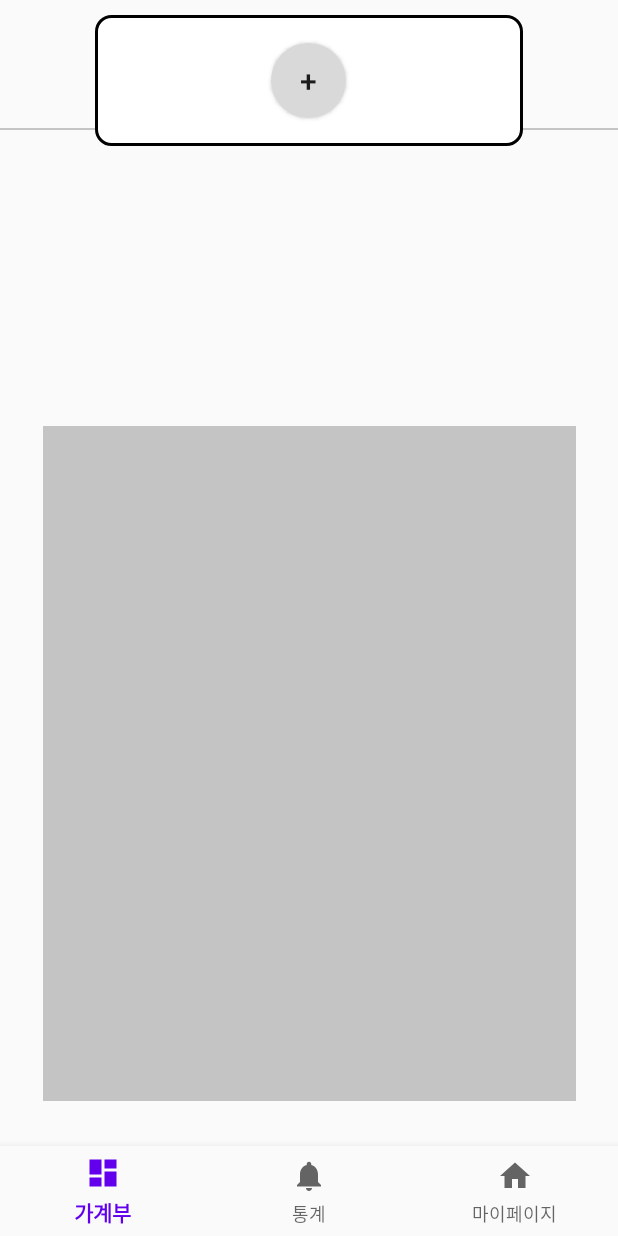
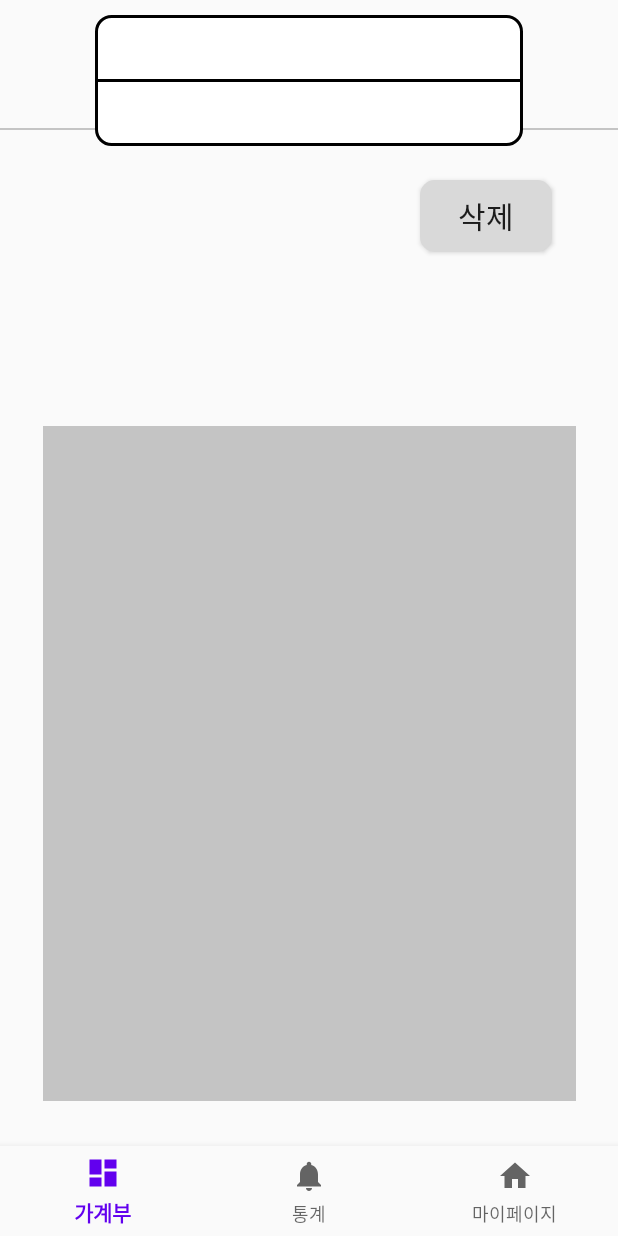
Before and after one commit to honor-sky/classDatabase, an Android app: the fragment GoalFragment placed in its activity, on a phone screen of 412 x 824 dp. Run offline under Robolectric (Android 15) with nearby library versions, the light colour scheme and no system bars; our stand-ins replace navigation-ui.

Commit message:
1. 골 프래그먼트 완성(골 box 텍스트 표시 제외)

```diff
--- /dev/null
+++ b/app/src/main/java/com/example/classdb/ui/Mypage/GoalBoxLayout.java
@@ -0,0 +1,23 @@
+package com.example.classdb.ui.Mypage;
+
+import android.content.Context;
+import android.view.LayoutInflater;
+import android.view.View;
+import android.widget.Button;
+import android.widget.FrameLayout;
+import android.widget.TextView;
+
+import com.example.classdb.R;
+
+public class GoalBoxLayout extends FrameLayout {
+    public GoalBoxLayout(Context context){
+        super(context);
+        init(context);
+    }
+
+    private void init(Context context) {
+        LayoutInflater inflater = (LayoutInflater) context.getSystemService(Context.LAYOUT_INFLATER_SERVICE);
+        inflater.inflate(R.layout.goal_box, this, true);
+
+    }
+}
--- a/app/src/main/java/com/example/classdb/ui/Mypage/GoalFragment.java
+++ b/app/src/main/java/com/example/classdb/ui/Mypage/GoalFragment.java
@@ -1,12 +1,16 @@
 package com.example.classdb.ui.Mypage;
 
+import android.content.Context;
 import android.os.Bundle;
 
 import androidx.fragment.app.Fragment;
+import androidx.fragment.app.FragmentManager;
+import androidx.fragment.app.FragmentTransaction;
 
 import android.view.LayoutInflater;
 import android.view.View;
 import android.view.ViewGroup;
+import android.widget.Button;
 import android.widget.FrameLayout;
 
 import com.example.classdb.R;
@@ -70,17 +74,70 @@ public class GoalFragment extends Fragment {
         // Inflate the layout for this fragment
         fragmentGoalBinding = FragmentGoalBinding.inflate(inflater);
 
-        isGoal=false;
-        if(!isGoal){ //목표 설정 안 되어있는 경우
-            AddButtonLayout btn_layout = new AddButtonLayout(getContext());//버튼 레이아웃 생성
-            FrameLayout layout = (FrameLayout)fragmentGoalBinding.addButtonLayoutContainer; //버튼 레이아웃을 담을 레이아웃
-            layout.addView(btn_layout);
-        }else{      //목표 설정 되어 있는 경우
+        isGoal=true;
+        setLayout(isGoal);
 
-        }
+        //삭제 버튼 클릭시 db에서 목표 삭제
+        fragmentGoalBinding.cancleButton.setOnClickListener(new View.OnClickListener() {
+            @Override
+            public void onClick(View view) {
+                //db 목표 삭제
+                //새로고침
+                isGoal = false;
+                setLayout(isGoal);
+            }
+        });
+        fragmentGoalBinding.addButton.setOnClickListener(new View.OnClickListener() {
+            @Override
+            public void onClick(View view) {
+                GoalDialog dialog = new GoalDialog(view.getContext());
+                dialog.callFunction();
+
+                dialog.register_btn.setOnClickListener(new View.OnClickListener() {
+                    @Override
+                    public void onClick(View view) {
+                        //DB로 등록 정보 넘어감
+                        //성공여부 Toast로 제공
+                        dialog.dismiss();
+                        //변화된 정보 화면에 재구성(현재 프래그먼트에 정보 전달)
+                        setLayout(true);
+                    }
+                });
+                dialog.cancle_btn.setOnClickListener(new View.OnClickListener() {
+                    @Override
+                    public void onClick(View view) {
+                        dialog.dismiss();
+                        setLayout(false);
+                    }
+                });
+
+            }
+        });
 
         //return inflater.inflate(R.layout.fragment_goal, container, false);
         return fragmentGoalBinding.getRoot();
 
     }
+
+    private void setLayout(boolean isGoal){
+        //isGoal=true;
+        if(!isGoal){ //목표 설정 안 되어있는 경우
+            AddButtonLayout btn_layout = new AddButtonLayout(getContext());//버튼 레이아웃 생성
+            FrameLayout layout = (FrameLayout)fragmentGoalBinding.addButtonLayoutContainer; //버튼 레이아웃을 담을 레이아웃
+            layout.addView(btn_layout);
+            fragmentGoalBinding.addButton.setVisibility(fragmentGoalBinding.addButton.VISIBLE);
+            fragmentGoalBinding.cancleButton.setVisibility(fragmentGoalBinding.cancleButton.GONE); //삭제 버튼 없애기
+
+        }else{      //목표 설정 되어 있는 경우
+
+            GoalBoxLayout goal_box = new GoalBoxLayout(getContext());
+            FrameLayout layout = (FrameLayout)fragmentGoalBinding.addButtonLayoutContainer; //버튼 레이아웃을 담을 레이아웃
+            layout.addView(goal_box);
+            fragmentGoalBinding.addButton.setVisibility(fragmentGoalBinding.addButton.GONE);
+            fragmentGoalBinding.cancleButton.setVisibility(fragmentGoalBinding.cancleButton.VISIBLE); //삭제 버튼 보이게
+
+        }
+    }
+
+
 }
--- a/app/src/main/res/layout/fragment_goal.xml
+++ b/app/src/main/res/layout/fragment_goal.xml
@@ -12,5 +12,23 @@
         android:layout_marginTop="10dp"
         android:layout_gravity="center_horizontal">
 
+        <Button
+            android:id="@+id/add_button"
+            android:layout_width="50dp"
+            android:layout_height="wrap_content"
+            android:layout_gravity="center"
+            android:background="@drawable/circle"
+            android:text="+"
+            android:textSize="20dp"/>
     </FrameLayout>
+
+    <Button
+        android:id="@+id/cancle_button"
+        android:layout_width="wrap_content"
+        android:layout_height="wrap_content"
+        android:layout_marginTop="120dp"
+        android:layout_marginLeft="280dp"
+        android:background="@drawable/roundsquare_button"
+        android:text="삭제"
+        android:textSize="20dp"/>
 </FrameLayout>
--- /dev/null
+++ b/app/src/main/res/layout/goal_box.xml
@@ -0,0 +1,35 @@
+<?xml version="1.0" encoding="utf-8"?>
+<FrameLayout
+    xmlns:android="http://schemas.android.com/apk/res/android"
+    android:layout_width="match_parent"
+    android:layout_height="match_parent"
+    android:background="@drawable/roundsquare_layout">
+
+    <TextView
+        android:id="@+id/goal_month"
+        android:layout_width="wrap_content"
+        android:layout_height="wrap_content"
+        android:layout_marginLeft="20dp"
+        android:layout_marginTop="320dp"
+        android:text="mm월 목표"
+        android:textColor="@color/black"
+        android:textSize="20dp"/>
+    <View
+        android:layout_width="match_parent"
+        android:layout_height="2dp"
+        android:layout_gravity="center_vertical"
+        android:background="#000000">
+    </View>
+
+    <TextView
+        android:id="@+id/goal_amount"
+        android:layout_width="wrap_content"
+        android:layout_height="wrap_content"
+        android:layout_marginLeft="20dp"
+        android:layout_marginTop="380dp"
+        android:text="소비 금액 목표 : xxxxx 원"
+        android:textColor="@color/black"
+        android:textSize="20sp"/>
+
+
+</FrameLayout>
```
Also changed, not shown: app/src/main/java/com/example/classdb/ui/Mypage/AddButtonLayout.java (+10 -1 lines), app/src/main/java/com/example/classdb/ui/Mypage/GoalDialog.java (+22 -3 lines).
